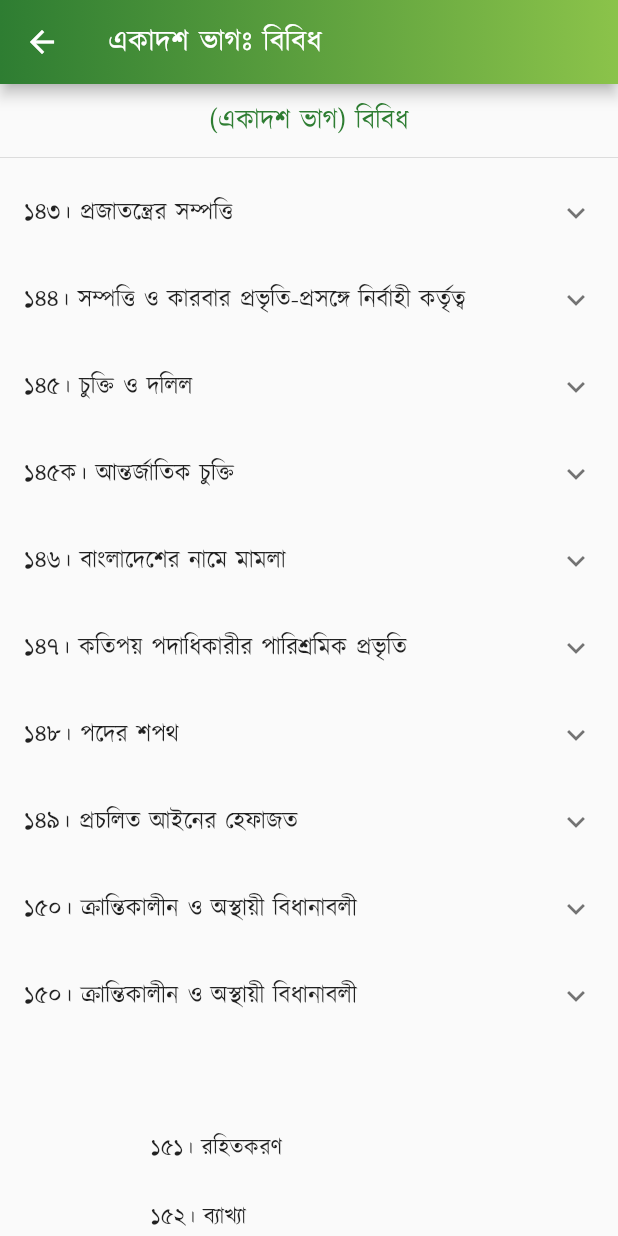
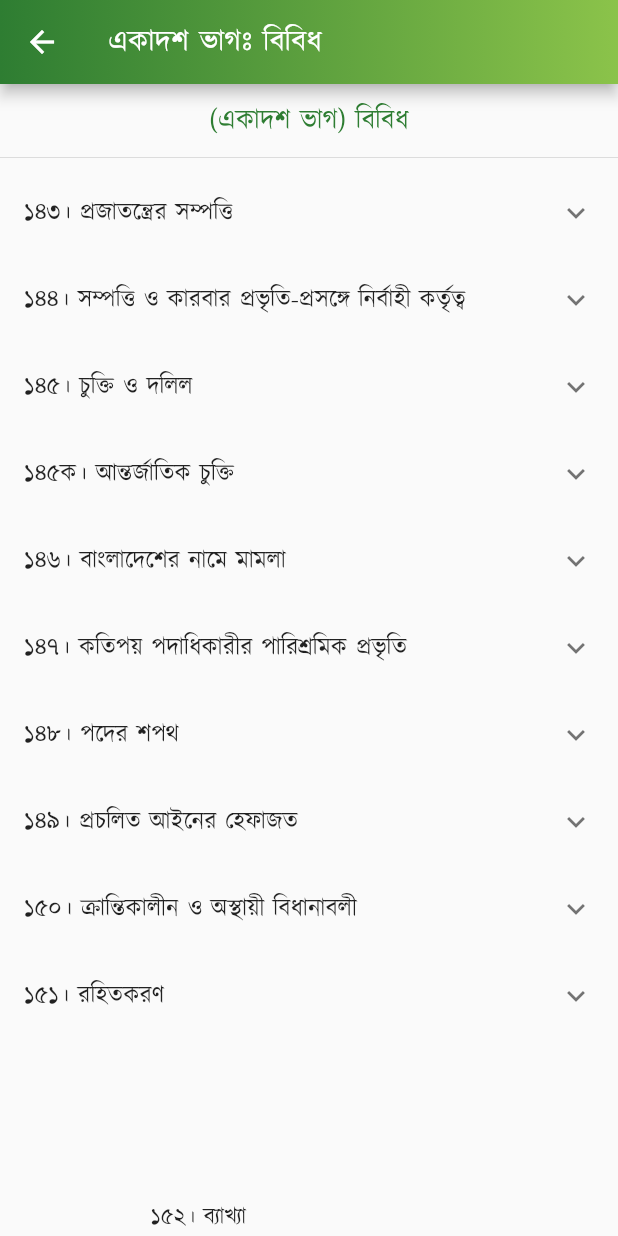
Before and after one commit to Azimul-Haque/flutter-onesignal, a Flutter app: the PartEleven screen opened directly, on a phone screen of 412 x 824 dp. Run offline on Flutter 3.47's test engine with Material 2 defaults, Android fonts, the phone set to English and light mode, and no system bars; our stand-ins replace fluttertoast, package_info_plus, percent_indicator, shared_preferences, sqflite; missing offline and left inert: blinking_text, flutter_share, onesignal_flutter, slide_popup_dialog; accounts and stored records are empty; network calls fail.

Commit message:
Commit Sat 04/30/2022  1:46:25.19 22645

```diff
--- a/lib/pages/constitution/part11.dart
+++ b/lib/pages/constitution/part11.dart
@@ -170,7 +170,7 @@ class PartEleven extends StatelessWidget {
             ],
           ),
           ExpansionTile(
-            title: Text('১৫০। ক্রান্তিকালীন ও অস্থায়ী বিধানাবলী'),
+            title: Text('১৫১। রহিতকরণ'),
             children: <Widget>[
               ListTile(
                   title: SelectableText(
@@ -188,7 +188,7 @@ class PartEleven extends StatelessWidget {
             padding: EdgeInsets.all(15),
             child: Column(children: <Widget>[
               Text(
-                " \n\n১৫১। রহিতকরণ \n\n১৫২। ব্যাখ্যা \n\n১৫৩। প্রবর্তন, উল্লেখ ও নির্ভরযোগ্য পাঠ",
+                " \n\n \n\n১৫২। ব্যাখ্যা \n\n১৫৩। প্রবর্তন, উল্লেখ ও নির্ভরযোগ্য পাঠ",
                 style:
                     TextStyle(color: Colors.black87, fontSize: 15, height: 1.5),
                 textAlign: TextAlign.justify,
```
